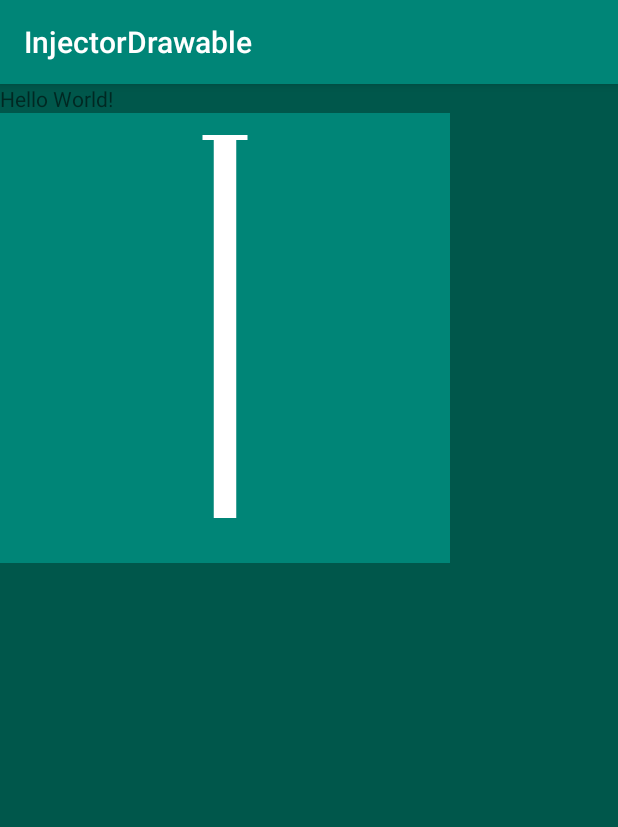
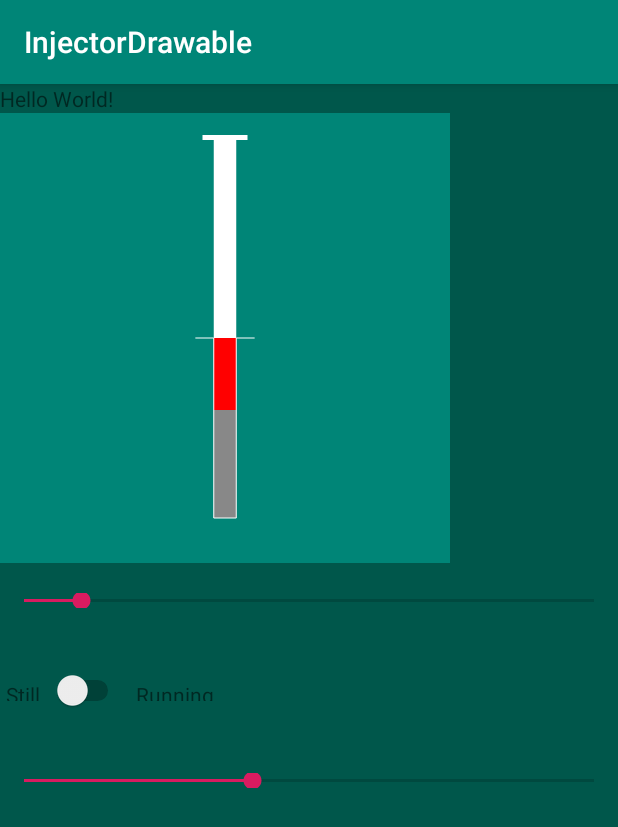
Before and after one commit to BLOODMAGEBURT/InjectorDrawable, an Android app: the screen it shows after launch (MainActivity), on a phone screen of 412 x 824 dp. Shown: the top 827 px of the screen. Run offline under Robolectric (Android 15) with nearby library versions, the phone set to English and light mode, and no system bars.

```diff
--- a/app/src/main/java/com/burt/injectordrawable/InjectDrawable.java
+++ b/app/src/main/java/com/burt/injectordrawable/InjectDrawable.java
@@ -8,6 +8,7 @@ import android.graphics.CornerPathEffect;
 import android.graphics.Paint;
 import android.graphics.Path;
 import android.graphics.PixelFormat;
+import android.graphics.PointF;
 import android.graphics.drawable.Drawable;
 import android.util.Log;
 import android.view.View;
@@ -15,9 +16,20 @@ import android.view.View;
 import androidx.annotation.NonNull;
 import androidx.annotation.Nullable;
 
-import static android.content.ContentValues.TAG;
 
 public class InjectDrawable extends Drawable {
+
+    /**
+     * 静止状态
+     */
+    public static final int STATE_STILL = 0;
+
+    /**
+     * 运行状态
+     */
+    public static final int STATE_RUNNING = 1;
+
+    private int mState = STATE_STILL;//当前状态
 
     private int mWidth;//总宽
     private int mHeight;//总高
@@ -30,14 +42,20 @@ public class InjectDrawable extends Drawable {
     private float mBowWidth;//底宽
     private float mWingLength;//底座翼长
 
-
     private float mStickWidth;//推杆宽
     private float mStickHeight;//推杆高
     private float mStickWingLength;//推杆尾翼长
     private float mStickWingHeight;//推杆尾翼高
+    private float mStickOffset = 0;//推杆当前偏移量
 
 
+    private float mProgress; //进度
 
+    private float mDividerProgress = 0.3f;//分割线的进度
+    private float mDividerHeight = 0; // 分割线高度
+    private Path upBlockPath = new Path();//上方色块路径
+    private Path downBlockPath = new Path();//下方色块路径
+    private PointF secondPoint;
 
     /**
      * 通过目标View创建ArrowDrawable对象
@@ -69,14 +87,11 @@ public class InjectDrawable extends Drawable {
     }
 
 
-
     private InjectDrawable(int width, int height, int bowLength) {
-
 
         //水平中心点
         initPaint();
         updateSize(width, height, bowLength);
-
 
     }
 
@@ -106,21 +121,27 @@ public class InjectDrawable extends Drawable {
         mStickWingLength = mBowWidth * .5F;
         mStickWingHeight = mStickHeight / 40F;
 
+        //初始化容器的路径
+        initContainerPath(mBowHeight, mBowWidth, mWingLength);
 
-        initContainerPath(mBowHeight, mBowWidth, mWingLength);
+        //初始化推杆的路径
         initStickPath(mStickWidth, mStickHeight, mStickWingLength, mStickWingHeight);
 
+        //初始化上方色块的路径
+        initUpBlockPath(mBowHeight, mBowWidth);
+
+        // 初始化下方色块的路径
+        initDownBlockPath(mBowHeight, mBowWidth);
 
         invalidateSelf();
     }
 
 
-
     private void initContainerPath(float bowHeight, float bowWidth, float wingLength) {
 
         mContainerPath.reset();
-        mContainerPath.moveTo(mCenterX- bowWidth / 2F - wingLength , mCenterY);
-        mContainerPath.rLineTo( wingLength, 0);
+        mContainerPath.moveTo(mCenterX - bowWidth / 2F - wingLength, mCenterY);
+        mContainerPath.rLineTo(wingLength, 0);
         mContainerPath.rLineTo(0, bowHeight);
         mContainerPath.rLineTo(bowWidth, 0);
         mContainerPath.rLineTo(0, -bowHeight);
@@ -131,16 +152,38 @@ public class InjectDrawable extends Drawable {
     private void initStickPath(float stickWidth, float stickHeight, float stickWingLength, float stickWingHeight) {
 
         mStickPath.reset();
-        mStickPath.moveTo(mCenterX + mStickWidth /2F, mCenterY);
-        mStickPath.rLineTo(0, - stickHeight);
+        mStickPath.moveTo(mCenterX + mStickWidth / 2F, mCenterY);
+        mStickPath.rLineTo(0, -stickHeight);
         mStickPath.rLineTo(stickWingLength, 0);
-        mStickPath.rLineTo(0, - stickWingHeight);
-        mStickPath.rLineTo(- (stickWidth + stickWingLength*2), 0);
+        mStickPath.rLineTo(0, -stickWingHeight);
+        mStickPath.rLineTo(-(stickWidth + stickWingLength * 2), 0);
         mStickPath.rLineTo(0, stickWingHeight);
         mStickPath.rLineTo(stickWingLength, 0);
         mStickPath.rLineTo(0, stickHeight);
         mStickPath.close();
 
+    }
+
+    private void initUpBlockPath(float bowHeight, float bowWidth) {
+
+        upBlockPath.reset();
+        upBlockPath.moveTo(mCenterX - bowWidth / 2f, mCenterY);
+        upBlockPath.rLineTo(0, mDividerProgress * bowHeight);
+
+        secondPoint = new PointF(mCenterX - bowWidth / 2F, mCenterY + mDividerProgress * bowHeight);
+
+        upBlockPath.rLineTo(bowWidth, 0);
+        upBlockPath.rLineTo(0, -mDividerProgress * bowHeight);
+        upBlockPath.close();
+    }
+
+    private void initDownBlockPath(float bowHeight, float bowWidth) {
+        downBlockPath.reset();
+        downBlockPath.moveTo(secondPoint.x, secondPoint.y);
+        downBlockPath.rLineTo(0, (1 - mDividerProgress) * bowHeight);
+        downBlockPath.rLineTo(bowWidth, 0);
+        downBlockPath.rLineTo(0, -(1 - mDividerProgress) * bowHeight);
+        downBlockPath.close();
     }
 
     private void initPaint() {
@@ -156,18 +199,54 @@ public class InjectDrawable extends Drawable {
     @Override
     public void draw(@NonNull Canvas canvas) {
 
+
+        if (mState == STATE_STILL) { //当静止的时候，执行画色块
+            drawUpBlock(canvas);
+            drawDownBlock(canvas);
+        }
+
         drawContainer(canvas);
 
+        updateStickOffset();
         drawStick(canvas);
+
     }
+
+    private void drawDownBlock(Canvas canvas) {
+        mPaint.setColor(Color.GRAY);
+        mPaint.setStyle(Paint.Style.FILL);
+        canvas.drawPath(downBlockPath, mPaint);
+    }
+
+    private void drawUpBlock(Canvas canvas) {
+        mPaint.setColor(Color.RED);
+        mPaint.setStyle(Paint.Style.FILL);
+        canvas.drawPath(upBlockPath, mPaint);
+    }
+
 
     // 画底座
     private void drawContainer(Canvas canvas) {
+        mPaint.setColor(Color.WHITE);
+        mPaint.setStyle(Paint.Style.STROKE);
         canvas.drawPath(mContainerPath, mPaint);
     }
+
+    // 更新推杆偏移量
+    private void updateStickOffset() {
+
+        float newOffset = mBowHeight * mProgress;
+
+        mStickPath.offset(0, -mStickOffset);
+        mStickPath.offset(0, newOffset);
+        //更新本次偏移量
+        mStickOffset = newOffset;
+    }
+
     // 画推杆
     private void drawStick(Canvas canvas) {
 
+        mPaint.setColor(Color.WHITE);
         mPaint.setStyle(Paint.Style.FILL);
         canvas.drawPath(mStickPath, mPaint);
     }
@@ -180,6 +259,38 @@ public class InjectDrawable extends Drawable {
     @Override
     public void setColorFilter(@Nullable ColorFilter colorFilter) {
         mPaint.setColorFilter(colorFilter);
+    }
+
+    public void setProgress(float progress) {
+        if (progress > 1) {
+            progress = 1;
+        } else if (progress < 0) {
+            progress = 0;
+        }
+
+        this.mProgress = progress;
+        invalidateSelf();
+    }
+
+    public float getProgress() {
+
+        return mProgress;
+    }
+
+    // 更新上下颜色分割线
+    public void setDividerProgress(float progress) {
+        if (progress > 1) {
+            progress = 1;
+        } else if (progress < 0) {
+            progress = 0;
+        }
+        mDividerProgress = progress;
+        mDividerHeight = progress * mBowHeight;
+    }
+
+    public void updateState(int state) {
+
+        this.mState = state;
     }
 
     @Override
--- a/app/src/main/java/com/burt/injectordrawable/MainActivity.java
+++ b/app/src/main/java/com/burt/injectordrawable/MainActivity.java
@@ -2,13 +2,17 @@ package com.burt.injectordrawable;
 
 import androidx.appcompat.app.AppCompatActivity;
 
-import android.graphics.Color;
 import android.os.Bundle;
-import android.view.View;
+import android.widget.CompoundButton;
 import android.widget.ImageView;
+import android.widget.SeekBar;
+import android.widget.Switch;
 
 
 public class MainActivity extends AppCompatActivity {
+
+    private InjectDrawable drawable;
+
 
     @Override
     protected void onCreate(Bundle savedInstanceState) {
@@ -21,10 +25,63 @@ public class MainActivity extends AppCompatActivity {
     private void initView() {
 
         ImageView injectorView = findViewById(R.id.injectorView);
-//       ArrowDrawable drawable = ArrowDrawable.create(injectorView);
-//       ArrowDrawable drawable = ArrowDrawable.create(injectorView,200,200);
 
-       injectorView.setImageDrawable(InjectDrawable.create(injectorView));
-//       drawable.reset();
+
+        drawable = InjectDrawable.create(injectorView);
+        injectorView.setImageDrawable(drawable);
+        SeekBar bar = findViewById(R.id.durationBar);
+
+        SeekBar dividerBar = findViewById(R.id.dividerBar);
+
+
+        Switch resultSwitch = findViewById(R.id.resultSwitch);
+
+        drawable.setDividerProgress(0.4f);
+
+        resultSwitch.setOnCheckedChangeListener(new CompoundButton.OnCheckedChangeListener() {
+            @Override
+            public void onCheckedChanged(CompoundButton buttonView, boolean isChecked) {
+                if (isChecked) {
+                    drawable.updateState(InjectDrawable.STATE_RUNNING);
+                } else {
+                    drawable.updateState(InjectDrawable.STATE_STILL);
+                }
+
+            }
+        });
+
+        bar.setOnSeekBarChangeListener(new SeekBar.OnSeekBarChangeListener() {
+            @Override
+            public void onProgressChanged(SeekBar seekBar, int progress, boolean fromUser) {
+                drawable.setProgress(progress / 100F);
+            }
+
+            @Override
+            public void onStartTrackingTouch(SeekBar seekBar) {
+
+            }
+
+            @Override
+            public void onStopTrackingTouch(SeekBar seekBar) {
+
+            }
+        });
+
+        dividerBar.setOnSeekBarChangeListener(new SeekBar.OnSeekBarChangeListener() {
+            @Override
+            public void onProgressChanged(SeekBar seekBar, int progress, boolean fromUser) {
+                drawable.setDividerProgress(progress / 100F);
+            }
+
+            @Override
+            public void onStartTrackingTouch(SeekBar seekBar) {
+
+            }
+
+            @Override
+            public void onStopTrackingTouch(SeekBar seekBar) {
+
+            }
+        });
     }
 }
--- a/app/src/main/res/layout/activity_main.xml
+++ b/app/src/main/res/layout/activity_main.xml
@@ -4,20 +4,79 @@
     xmlns:tools="http://schemas.android.com/tools"
     android:layout_width="match_parent"
     android:layout_height="match_parent"
+    android:background="@color/colorPrimaryDark"
     android:orientation="vertical"
-    tools:context=".MainActivity"
-    android:background="@color/colorPrimaryDark">
+    tools:context=".MainActivity">
 
     <TextView
         android:layout_width="wrap_content"
         android:layout_height="wrap_content"
         android:text="Hello World!" />
+
     <ImageView
         android:id="@+id/injectorView"
         android:layout_width="300dp"
         android:layout_height="300dp"
-        android:background="@color/colorPrimary"/>
+        android:background="@color/colorPrimary" />
 
+    <SeekBar
+        android:id="@+id/durationBar"
+        android:layout_width="match_parent"
+        android:layout_height="10dp"
+        android:layout_marginTop="20dp"
+        android:max="100"
+        android:padding="8dp"
+        android:progress="10" />
+
+    <RelativeLayout
+        android:layout_width="match_parent"
+        android:layout_height="30dp"
+        android:layout_marginTop="40dp"
+        android:layout_marginBottom="20dp">
+
+        <TextView
+            android:id="@+id/success"
+            android:layout_width="wrap_content"
+            android:layout_height="wrap_content"
+            android:paddingStart="4dp"
+            android:paddingTop="8dp"
+            android:paddingEnd="4dp"
+            android:paddingBottom="8dp"
+            android:text="Still" />
+
+        <Switch
+            android:id="@+id/resultSwitch"
+            android:layout_width="wrap_content"
+            android:layout_height="wrap_content"
+            android:layout_toEndOf="@id/success"
+            android:layout_toRightOf="@id/success"
+            android:paddingStart="4dp"
+            android:paddingTop="8dp"
+            android:paddingEnd="4dp"
+            android:paddingBottom="8dp" />
+
+        <TextView
+            android:id="@+id/failure"
+            android:layout_width="wrap_content"
+            android:layout_height="wrap_content"
+            android:layout_toRightOf="@id/resultSwitch"
+            android:layout_toEndOf="@id/resultSwitch"
+            android:paddingStart="4dp"
+            android:paddingTop="8dp"
+            android:paddingEnd="4dp"
+            android:paddingBottom="8dp"
+            android:text="Running" />
+
+    </RelativeLayout>
+
+    <SeekBar
+        android:id="@+id/dividerBar"
+        android:layout_width="match_parent"
+        android:layout_height="10dp"
+        android:layout_marginTop="20dp"
+        android:max="100"
+        android:padding="8dp"
+        android:progress="40" />
 
 
 </LinearLayout>
--- a/build.gradle
+++ b/build.gradle
@@ -7,7 +7,7 @@ buildscript {
 
     }
     dependencies {
-        classpath 'com.android.tools.build:gradle:3.5.1'
+        classpath 'com.android.tools.build:gradle:3.5.2'
 
         // NOTE: Do not place your application dependencies here; they belong
         // in the individual module build.gradle files
```
